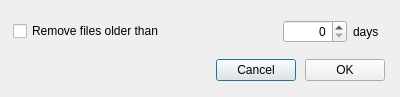
meganz/MEGAsync, file src/MEGASync/gui/linux/LocalCleanScheduler.ui: the form before one commit.
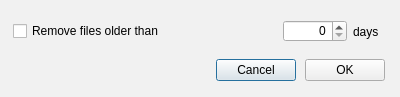
The form after the commit.

What changed in the file:
```diff
--- a/src/MEGASync/gui/linux/LocalCleanScheduler.ui
+++ b/src/MEGASync/gui/linux/LocalCleanScheduler.ui
@@ -25,6 +25,13 @@
   <property name="windowTitle">
    <string>%1 cleaning scheduler</string>
   </property>
+  <property name="styleSheet">
+   <string notr="true">#LocalCleanScheduler
+{
+	background-color: #f1f1f1;
+}
+</string>
+  </property>
   <layout class="QVBoxLayout" name="verticalLayout">
    <property name="spacing">
     <number>6</number>
```
